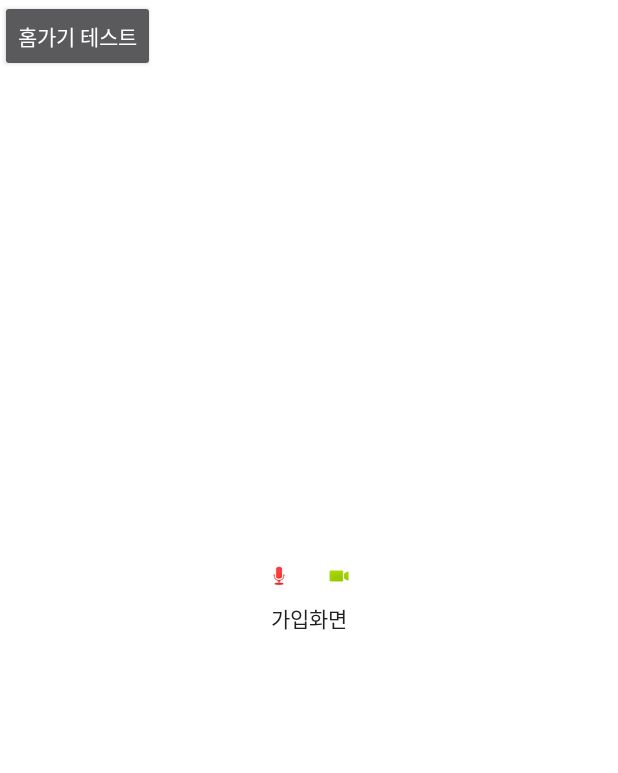
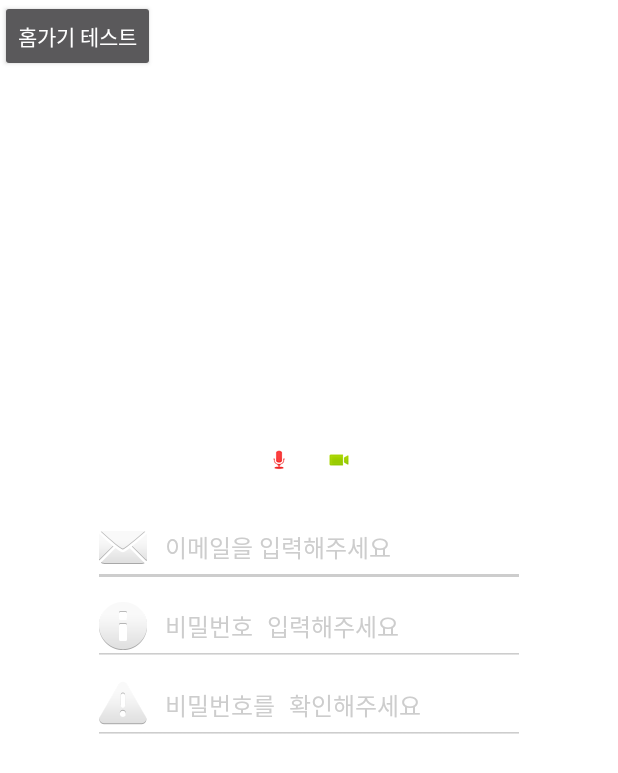
Before and after one commit to gpdls94/android_cchat, an Android app: the screen it shows after launch (AccountActivity), on a phone screen of 412 x 824 dp. Shown: the top 773 px of the screen. Run offline under Robolectric (Android 15) with nearby library versions, the light colour scheme and no system bars.

Commit message:
가입 / 로그인 레이아웃

```diff
--- a/app/src/main/res/layout/activity_account.xml
+++ b/app/src/main/res/layout/activity_account.xml
@@ -5,7 +5,7 @@
     android:background="@android:color/white"
     android:gravity="center">
 
-    <FrameLayout
+    <RelativeLayout
         android:layout_width="match_parent"
         android:layout_height="match_parent">
 
@@ -16,10 +16,10 @@
             android:text="홈가기 테스트"/>
 
         <LinearLayout
-            android:id="@+id/account_ly"
+            android:id="@+id/account_ly_signup_login"
             android:layout_width="match_parent"
-            android:layout_height="match_parent"
-            android:paddingBottom="?android:attr/actionBarSize"
+            android:layout_height="wrap_content"
+            android:layout_above="@+id/account_vf"
             android:gravity="center"
             android:orientation="horizontal">
 
@@ -41,21 +41,55 @@
         <ViewFlipper
             android:id="@+id/account_vf"
             android:layout_width="match_parent"
-            android:layout_height="match_parent"
+            android:layout_height="wrap_content"
+            android:layout_centerInParent="true"
+            android:paddingTop="12dp"
             android:background="@android:color/transparent">
 
             <LinearLayout
                 android:layout_width="match_parent"
                 android:layout_height="match_parent"
+                android:paddingLeft="62dp"
+                android:paddingRight="62dp"
                 android:gravity="center"
                 android:orientation="vertical">
 
-                <TextView
+                <EditText
                     android:layout_width="match_parent"
-                    android:layout_height="match_parent"
-                    android:gravity="center"
-                    android:text="가입화면"
-                    android:textColor="@color/cchat_text_color" />
+                    android:layout_height="wrap_content"
+                    android:drawableStart="@android:drawable/ic_dialog_email"
+                    android:drawablePadding="12dp"
+                    android:backgroundTint="@color/cchat_hint_text_color"
+                    android:textSize="@dimen/cchat_edit_text_size"
+                    android:hint="이메일을 입력해주세요"
+                    android:textColorHint="@color/cchat_hint_text_color"
+                    android:textColor="@color/cchat_text_color"
+                    android:inputType="textEmailAddress"/>
+
+                <EditText
+                    android:layout_width="match_parent"
+                    android:layout_height="wrap_content"
+                    android:drawableStart="@android:drawable/ic_dialog_info"
+                    android:drawablePadding="12dp"
+                    android:backgroundTint="@color/cchat_hint_text_color"
+                    android:textSize="@dimen/cchat_edit_text_size"
+                    android:hint="비밀번호 입력해주세요"
+                    android:textColorHint="@color/cchat_hint_text_color"
+                    android:textColor="@color/cchat_text_color"
+                    android:inputType="textPassword"/>
+
+                <EditText
+                    android:layout_width="match_parent"
+                    android:layout_height="wrap_content"
+                    android:drawableStart="@android:drawable/ic_dialog_alert"
+                    android:drawablePadding="12dp"
+                    android:backgroundTint="@color/cchat_hint_text_color"
+                    android:textSize="@dimen/cchat_edit_text_size"
+                    android:hint="비밀번호를 확인해주세요"
+                    android:textColorHint="@color/cchat_hint_text_color"
+                    android:textColor="@color/cchat_text_color"
+                    android:inputType="textPassword"/>
+
             </LinearLayout>
 
             <LinearLayout
@@ -64,13 +98,45 @@
                 android:gravity="center"
                 android:orientation="vertical">
 
-                <TextView
+                <LinearLayout
                     android:layout_width="match_parent"
                     android:layout_height="match_parent"
+                    android:paddingLeft="62dp"
+                    android:paddingRight="62dp"
                     android:gravity="center"
-                    android:text="로그인화면"
-                    android:textColor="@color/cchat_text_color" />
+                    android:orientation="vertical">
+
+                    <EditText
+                        android:layout_width="match_parent"
+                        android:layout_height="wrap_content"
+                        android:drawableStart="@android:drawable/ic_dialog_email"
+                        android:drawablePadding="12dp"
+                        android:backgroundTint="@color/cchat_hint_text_color"
+                        android:textSize="@dimen/cchat_edit_text_size"
+                        android:hint="이메일을 입력해주세요"
+                        android:textColorHint="@color/cchat_hint_text_color"
+                        android:textColor="@color/cchat_text_color"
+                        android:inputType="textEmailAddress"/>
+
+                    <EditText
+                        android:layout_width="match_parent"
+                        android:layout_height="wrap_content"
+                        android:drawableStart="@android:drawable/ic_dialog_info"
+                        android:drawablePadding="12dp"
+                        android:backgroundTint="@color/cchat_hint_text_color"
+                        android:textSize="@dimen/cchat_edit_text_size"
+                        android:hint="비밀번호 입력해주세요"
+                        android:textColorHint="@color/cchat_hint_text_color"
+                        android:textColor="@color/cchat_text_color"
+                        android:inputType="textPassword"/>
+
+                    <EditText
+                        android:layout_width="match_parent"
+                        android:layout_height="wrap_content"
+                        android:visibility="invisible"/>
+
+                </LinearLayout>
             </LinearLayout>
         </ViewFlipper>
-    </FrameLayout>
+    </RelativeLayout>
 </LinearLayout>
--- a/app/src/main/res/layout/fragment_login.xml
+++ /dev/null
@@ -1,6 +0,0 @@
-<?xml version="1.0" encoding="utf-8"?>
-<LinearLayout xmlns:android="http://schemas.android.com/apk/res/android"
-    android:orientation="vertical" android:layout_width="match_parent"
-    android:layout_height="match_parent" android:background="@android:color/white">
-
-</LinearLayout>
--- a/app/src/main/res/layout/fragment_signup.xml
+++ /dev/null
@@ -1,6 +0,0 @@
-<?xml version="1.0" encoding="utf-8"?>
-<LinearLayout xmlns:android="http://schemas.android.com/apk/res/android"
-    android:orientation="vertical" android:layout_width="match_parent"
-    android:layout_height="match_parent" android:background="@android:color/black">
-
-</LinearLayout>
--- a/app/src/main/res/values/color.xml
+++ b/app/src/main/res/values/color.xml
@@ -3,4 +3,5 @@
     <color name="cchat_main_color">#F50057</color>
     <color name="cchat_point_color">#960036</color>
     <color name="cchat_text_color">#212121</color>
+    <color name="cchat_hint_text_color">#cdcdcd</color>
 </resources>
--- a/app/src/main/res/values/dimens.xml
+++ b/app/src/main/res/values/dimens.xml
@@ -5,7 +5,9 @@
 
     <dimen name="cchat_line_height">1dp</dimen>
 
-    <dimen name="cchat_dialog_content_text_size">16dp</dimen>
-    <dimen name="cchat_dialog_title_text_size">18dp</dimen>
+    <dimen name="cchat_dialog_content_text_size">16sp</dimen>
+    <dimen name="cchat_dialog_title_text_size">18sp</dimen>
     <dimen name="cchat_dialog_content_padding">8dp</dimen>
+
+    <dimen name="cchat_edit_text_size">16sp</dimen>
 </resources>
--- a/build.gradle
+++ b/build.gradle
@@ -6,7 +6,7 @@ buildscript {
         mavenCentral()
     }
     dependencies {
-        classpath 'com.android.tools.build:gradle:1.3.0'
+        classpath 'com.android.tools.build:gradle:2.1.3'
 
         // NOTE: Do not place your application dependencies here; they belong
         // in the individual module build.gradle files
```
Also changed, not shown: app/build.gradle (+6 -3 lines), app/src/main/java/com/cchat/android_cchat/Adapter/AccountFragmentPagerAdapter.java (deleted, +0 -35 lines), app/src/main/java/com/cchat/android_cchat/Fragment/LogInFragment.java (deleted, +0 -37 lines), app/src/main/java/com/cchat/android_cchat/Fragment/SignUpFragment.java (deleted, +0 -37 lines), gradle/wrapper/gradle-wrapper.properties, 5 other files.
